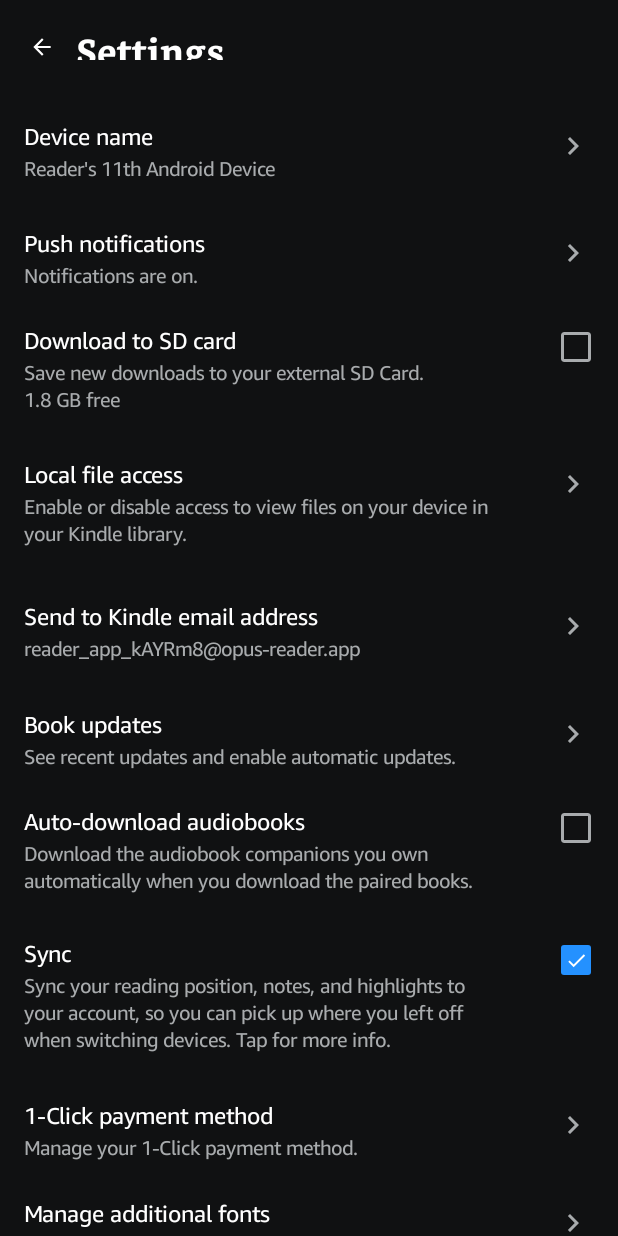
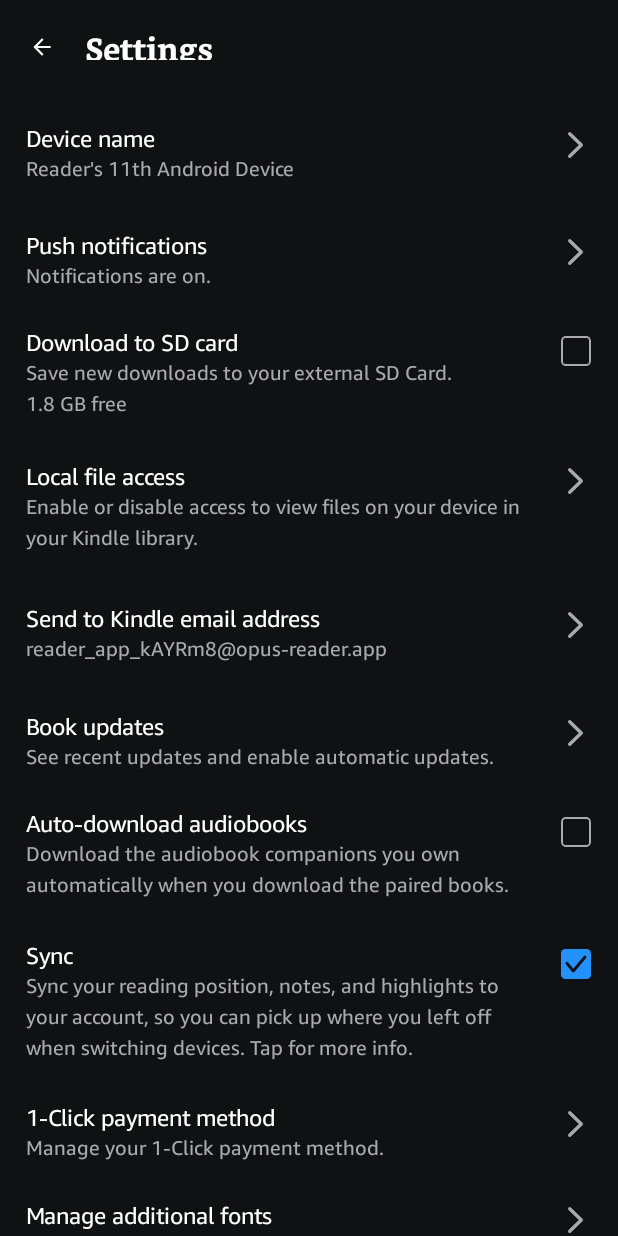
Before and after one commit to BerKetKet/kindling.experimentation, an Android app built with Jetpack Compose: the SettingsScreen screen opened through its navigation route, on a phone screen of 412 x 824 dp. Run offline under Robolectric (Android 15) with nearby library versions, the phone set to English and light mode, and no system bars.

Commit message:
feat(real-ui): calibrate D04 Settings screen layout and verify with honest harness

```diff
--- a/app/src/main/java/app/opusreader/ui/screens/SettingsScreen.kt
+++ b/app/src/main/java/app/opusreader/ui/screens/SettingsScreen.kt
@@ -5,6 +5,7 @@ import android.provider.OpenableColumns
 import android.widget.Toast
 import androidx.activity.compose.rememberLauncherForActivityResult
 import androidx.activity.result.contract.ActivityResultContracts
+import androidx.compose.foundation.Canvas
 import androidx.compose.foundation.Image
 import androidx.compose.foundation.background
 import androidx.compose.foundation.border
@@ -24,8 +25,6 @@ import androidx.compose.foundation.shape.RoundedCornerShape
 import androidx.compose.foundation.verticalScroll
 import androidx.compose.material.icons.Icons
 import androidx.compose.material.icons.automirrored.filled.ArrowBack
-import androidx.compose.material.icons.automirrored.filled.KeyboardArrowRight
-import androidx.compose.material.icons.filled.Check
 import androidx.compose.material3.AlertDialog
 import androidx.compose.material3.Icon
 import androidx.compose.material3.IconButton
@@ -34,6 +33,7 @@ import androidx.compose.material3.OutlinedTextFieldDefaults
 import androidx.compose.material3.Text
 import androidx.compose.material3.TextButton
 import androidx.compose.runtime.Composable
+import androidx.compose.runtime.LaunchedEffect
 import androidx.compose.runtime.getValue
 import androidx.compose.runtime.mutableStateOf
 import androidx.compose.runtime.remember
@@ -42,19 +42,21 @@ import androidx.compose.ui.Alignment
 import androidx.compose.ui.Modifier
 import androidx.compose.ui.draw.clip
 import androidx.compose.ui.graphics.Color
-import androidx.compose.ui.layout.ContentScale
+import androidx.compose.ui.graphics.Path
+import androidx.compose.ui.graphics.StrokeCap
+import androidx.compose.ui.graphics.StrokeJoin
+import androidx.compose.ui.graphics.drawscope.Stroke
 import androidx.compose.ui.platform.LocalContext
-import androidx.compose.ui.res.painterResource
 import androidx.compose.ui.text.font.FontWeight
 import androidx.compose.ui.tooling.preview.Preview
 import androidx.compose.ui.unit.Dp
 import androidx.compose.ui.unit.dp
 import androidx.compose.ui.unit.sp
-import app.opusreader.R
 import app.opusreader.data.Book
 import app.opusreader.data.ContentType
 import app.opusreader.ui.theme.AmazonEmberFontFamily
 import app.opusreader.ui.theme.BookerlyFontFamily
+import app.opusreader.ui.theme.LocalFixtureTrigger
 import app.opusreader.ui.theme.OpusAccentBlue
 import app.opusreader.ui.theme.OpusBackground
 import app.opusreader.ui.theme.OpusDivider
@@ -154,11 +156,17 @@ fun SettingsScreen(
         )
     }
 
+    val scrollState = rememberScrollState()
+    val fixtureTrigger = LocalFixtureTrigger.current
+    LaunchedEffect(fixtureTrigger) {
+        scrollState.scrollTo(0)
+    }
+
     Column(
         modifier = modifier
             .fillMaxSize()
             .background(OpusBackground)
-            .verticalScroll(rememberScrollState())
+            .verticalScroll(scrollState)
     ) {
         // Distance below status bar (y=90) to title band top (y=148): 148 - 90 = 58 px
         Spacer(modifier = Modifier.height(58.refPx))
@@ -171,9 +179,11 @@ fun SettingsScreen(
                 .padding(start = 51.refPx, end = 20.dp),
             verticalAlignment = Alignment.CenterVertically
         ) {
-            IconButton(
-                onClick = onBackClick,
-                modifier = Modifier.size(46.refPx)
+            Box(
+                modifier = Modifier
+                    .size(46.refPx)
+                    .clickable(onClick = onBackClick),
+                contentAlignment = Alignment.CenterStart
             ) {
                 Icon(
                     imageVector = Icons.AutoMirrored.Filled.ArrowBack,
@@ -183,19 +193,19 @@ fun SettingsScreen(
                 )
             }
 
-            Spacer(modifier = Modifier.width(36.refPx))
+            Spacer(modifier = Modifier.width(53.refPx))
 
             Text(
                 text = "Settings",
                 fontFamily = BookerlyFontFamily,
                 fontWeight = FontWeight.Bold,
-                fontSize = 24.sp,
+                fontSize = 21.sp,
                 color = OpusTextPrimary
             )
         }
 
-        // Distance from top bar bottom (187 px) to Row 1 title top (309 px) = 108 px
-        Spacer(modifier = Modifier.height(108.refPx))
+        // Distance from top bar bottom (195 px) to Row 1 title top (309 px) = 113 px
+        Spacer(modifier = Modifier.height(113.refPx))
 
         // Row 1: Device name (starts y=309, pitch=188 px)
         SettingsChevronRow(
@@ -230,6 +240,7 @@ fun SettingsScreen(
             title = "Local file access",
             subtitle = "Enable or disable access to view files on your device in\nyour Kindle library.",
             rowHeight = 248.refPx,
+            chevronTopPadding = 8.refPx,
             onClick = {}
         )
 
@@ -289,6 +300,7 @@ fun SettingsScreen(
             title = "Manage additional fonts",
             subtitle = "Download or remove reading fonts with large file\nsizes.",
             rowHeight = 172.refPx,
+            chevronTopPadding = 8.refPx,
             onClick = onFontManagerClick
         )
 
@@ -301,6 +313,7 @@ private fun SettingsChevronRow(
     title: String,
     subtitle: String,
     rowHeight: Dp,
+    chevronTopPadding: Dp = 13.refPx,
     onClick: () -> Unit
 ) {
     Box(
@@ -308,7 +321,7 @@ private fun SettingsChevronRow(
             .fillMaxWidth()
             .height(rowHeight)
             .clickable(onClick = onClick)
-            .padding(start = 42.refPx, end = 48.refPx),
+            .padding(start = 45.refPx, end = 61.refPx),
         contentAlignment = Alignment.TopStart
     ) {
         Row(
@@ -321,26 +334,22 @@ private fun SettingsChevronRow(
                     fontFamily = AmazonEmberFontFamily,
                     fontWeight = FontWeight.Normal,
                     fontSize = 15.sp,
+                    lineHeight = 18.sp,
                     color = OpusTextPrimary
                 )
-                Spacer(modifier = Modifier.height(6.refPx))
+                Spacer(modifier = Modifier.height(1.refPx))
                 Text(
                     text = subtitle,
                     fontFamily = AmazonEmberFontFamily,
                     fontWeight = FontWeight.Normal,
-                    fontSize = 13.sp,
-                    lineHeight = 18.sp,
+                    fontSize = 13.5.sp,
+                    lineHeight = 20.2.sp,
                     color = OpusTextSecondary
                 )
             }
             Spacer(modifier = Modifier.width(16.dp))
-            Icon(
-                imageVector = Icons.AutoMirrored.Filled.KeyboardArrowRight,
-                contentDescription = null,
-                tint = OpusTextSecondary,
-                modifier = Modifier
-                    .padding(top = 4.dp)
-                    .size(24.dp)
+            SettingsChevron(
+                modifier = Modifier.padding(top = chevronTopPadding)
             )
         }
     }
@@ -359,7 +368,7 @@ private fun SettingsCheckboxRow(
             .fillMaxWidth()
             .height(rowHeight)
             .clickable { onCheckedChange(!checked) }
-            .padding(start = 42.refPx, end = 48.refPx),
+            .padding(start = 45.refPx, end = 48.refPx),
         contentAlignment = Alignment.TopStart
     ) {
         Row(
@@ -372,41 +381,84 @@ private fun SettingsCheckboxRow(
                     fontFamily = AmazonEmberFontFamily,
                     fontWeight = FontWeight.Normal,
                     fontSize = 15.sp,
+                    lineHeight = 18.sp,
                     color = OpusTextPrimary
                 )
-                Spacer(modifier = Modifier.height(6.refPx))
+                Spacer(modifier = Modifier.height(1.refPx))
                 Text(
                     text = subtitle,
                     fontFamily = AmazonEmberFontFamily,
                     fontWeight = FontWeight.Normal,
-                    fontSize = 13.sp,
-                    lineHeight = 18.sp,
+                    fontSize = 13.5.sp,
+                    lineHeight = 20.2.sp,
                     color = OpusTextSecondary
                 )
             }
             Spacer(modifier = Modifier.width(16.dp))
-            val boxShape = RoundedCornerShape(2.dp)
+            SettingsCheckbox(
+                checked = checked,
+                modifier = Modifier.padding(top = 13.refPx)
+            )
+        }
+    }
+}
+
+@Composable
+private fun SettingsChevron(modifier: Modifier = Modifier) {
+    Canvas(modifier = modifier.size(26.refPx, 46.refPx)) {
+        val strokeWidth = 6.refPx.toPx()
+        val path = Path().apply {
+            moveTo(strokeWidth / 2f, strokeWidth / 2f)
+            lineTo(size.width - strokeWidth / 2f, size.height / 2f)
+            lineTo(strokeWidth / 2f, size.height - strokeWidth / 2f)
+        }
+        drawPath(
+            path = path,
+            color = OpusTextSecondary,
+            style = Stroke(
+                width = strokeWidth,
+                cap = StrokeCap.Round,
+                join = StrokeJoin.Round
+            )
+        )
+    }
+}
+
+@Composable
+private fun SettingsCheckbox(
+    checked: Boolean,
+    modifier: Modifier = Modifier
+) {
+    val boxShape = RoundedCornerShape(3.dp)
     Box(
-                modifier = Modifier
-                    .padding(top = 4.dp)
+        modifier = modifier
             .size(53.refPx)
             .clip(boxShape)
             .then(
                 if (checked) Modifier.background(OpusAccentBlue)
                 else Modifier
                     .background(Color.Transparent)
-                            .border(1.5.dp, OpusTextSecondary, boxShape)
+                    .border(3.refPx, OpusTextSecondary, boxShape)
             ),
         contentAlignment = Alignment.Center
     ) {
         if (checked) {
-                    Icon(
-                        imageVector = Icons.Default.Check,
-                        contentDescription = null,
-                        tint = Color.White,
-                        modifier = Modifier.size(15.dp)
+            Canvas(modifier = Modifier.size(32.refPx, 24.refPx)) {
+                val strokeWidth = 5.refPx.toPx()
+                val path = Path().apply {
+                    moveTo(0f, size.height * 0.45f)
+                    lineTo(size.width * 0.35f, size.height)
+                    lineTo(size.width, 0f)
+                }
+                drawPath(
+                    path = path,
+                    color = OpusBackground,
+                    style = Stroke(
+                        width = strokeWidth,
+                        cap = StrokeCap.Round,
+                        join = StrokeJoin.Round
                     )
-                }
+                )
             }
         }
     }
```
Also changed, not shown: 12 other files. Lines whose indentation alone changed are shown as unchanged.
